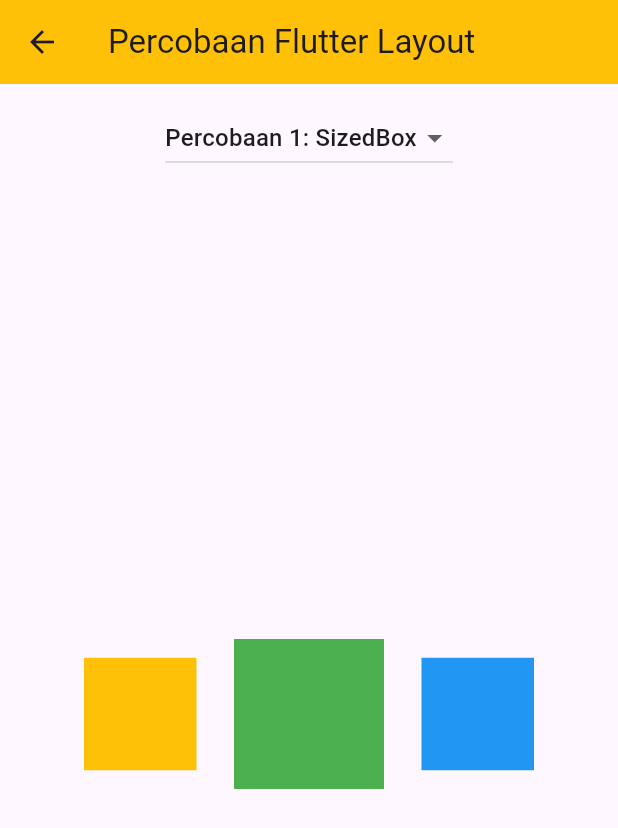
After one commit to MuhamadNaldoZulkarnaen/project_mobile, a Flutter app: the WorkListPage screen opened directly, after a tap on "Modul 5 - Widget SizedBox", on a phone screen of 412 x 824 dp. The commit adds this screen. Shown: the top 828 px of the screen. Run offline on Flutter 3.47's test engine with Material 3 defaults, Android fonts, the phone set to English and light mode, and no system bars; our stand-ins replace image_picker; network calls fail.

```diff
--- /dev/null
+++ b/lib/pages/my_work_page11.dart
@@ -0,0 +1,150 @@
+import 'package:flutter/material.dart';
+
+class MyWorkPage11 extends StatefulWidget {
+  const MyWorkPage11({super.key});
+
+  @override
+  State<MyWorkPage11> createState() => _MyWorkPage11State();
+}
+
+class _MyWorkPage11State extends State<MyWorkPage11> {
+  String percobaan = 'Percobaan 1: SizedBox';
+
+  // Method kotak warna
+  Container kotakUji(Color warna) {
+    return Container(
+      height: 75,
+      width: 75,
+      color: warna,
+    );
+  }
+
+  Widget percobaan1() {
+    return Center(
+      child: Row(
+        mainAxisAlignment: MainAxisAlignment.center,
+        crossAxisAlignment: CrossAxisAlignment.center,
+        children: [
+          kotakUji(Colors.amber),
+          const SizedBox(width: 25, height: 25),
+          SizedBox(
+            width: 100,
+            height: 100,
+            child: kotakUji(Colors.green),
+          ),
+          const SizedBox(width: 25, height: 25),
+          kotakUji(Colors.blue),
+        ],
+      ),
+    );
+  }
+
+  Widget percobaan2() {
+    return Center(
+      child: Row(
+        mainAxisAlignment: MainAxisAlignment.center,
+        crossAxisAlignment: CrossAxisAlignment.center,
+        children: [
+          kotakUji(Colors.amber),
+          const Spacer(flex: 1),
+          SizedBox(
+            width: 100,
+            height: 100,
+            child: kotakUji(Colors.green),
+          ),
+          const Spacer(flex: 2),
+          kotakUji(Colors.blue),
+        ],
+      ),
+    );
+  }
+
+  Widget percobaan3() {
+    return Center(
+      child: Card(
+        margin: const EdgeInsets.all(8),
+        child: Column(
+          mainAxisSize: MainAxisSize.min,
+          children: [
+            const ListTile(
+              leading: Icon(
+                Icons.location_pin,
+                color: Colors.red,
+              ),
+              title: Text(
+                'Taman Nasional Bromo Tengger Semeru',
+                style: TextStyle(fontSize: 15, fontWeight: FontWeight.bold),
+              ),
+              subtitle: Text('Jawa Timur, Indonesia'),
+            ),
+            Container(
+              padding: const EdgeInsets.only(left: 8, right: 8),
+              child: Row(
+                mainAxisAlignment: MainAxisAlignment.end,
+                children: [
+                  OutlinedButton(
+                    onPressed: () {},
+                    child: const Text('LIHAT'),
+                  ),
+                  const SizedBox(width: 10),
+                  OutlinedButton(
+                    onPressed: () {},
+                    child: const Text('BAGIKAN'),
+                  ),
+                ],
+              ),
+            ),
+          ],
+        ),
+      ),
+    );
+  }
+
+  @override
+  Widget build(BuildContext context) {
+    Widget bodyWidget;
+    if (percobaan == 'Percobaan 1: SizedBox') {
+      bodyWidget = percobaan1();
+    } else if (percobaan == 'Percobaan 2: Spacer') {
+      bodyWidget = percobaan2();
+    } else {
+      bodyWidget = percobaan3();
+    }
+    return Scaffold(
+      appBar: AppBar(
+        title: const Text('Percobaan Flutter Layout'),
+        backgroundColor: Colors.amber,
+      ),
+      body: Column(
+        children: [
+          Padding(
+            padding: const EdgeInsets.all(12.0),
+            child: DropdownButton<String>(
+              value: percobaan,
+              items: const [
+                DropdownMenuItem(
+                  value: 'Percobaan 1: SizedBox',
+                  child: Text('Percobaan 1: SizedBox'),
+                ),
+                DropdownMenuItem(
+                  value: 'Percobaan 2: Spacer',
+                  child: Text('Percobaan 2: Spacer'),
+                ),
+                DropdownMenuItem(
+                  value: 'Percobaan 3: Card',
+                  child: Text('Percobaan 3: Card'),
+                ),
+              ],
+              onChanged: (val) {
+                setState(() {
+                  percobaan = val!;
+                });
+              },
+            ),
+          ),
+          Expanded(child: bodyWidget),
+        ],
+      ),
+    );
+  }
+}
--- a/lib/pages/work_list_page.dart
+++ b/lib/pages/work_list_page.dart
@@ -9,6 +9,8 @@ import 'my_work_page7.dart';
 import 'my_work_page8.dart';
 import 'my_work_page9.dart';
 import 'my_work_page10.dart';
+import 'my_work_page11.dart';
+import 'my_work_page12.dart';
 
 class WorkListPage extends StatelessWidget {
   const WorkListPage({super.key});
@@ -43,6 +45,32 @@ class WorkListPage extends StatelessWidget {
                 context,
                 MaterialPageRoute(
                   builder: (context) => const MyWorkPage7(),
+                ),
+              );
+            },
+          ),ListTile(
+            leading: const Icon(Icons.assignment, color: Colors.brown),
+            title: const Text('Modul 5 - Widget SizedBox'),
+            subtitle: const Text('Tugas dan latihan modul 6'),
+            trailing: const Icon(Icons.arrow_forward_ios, size: 16),
+            onTap: () {
+              Navigator.push(
+                context,
+                MaterialPageRoute(
+                  builder: (context) => const MyWorkPage11(),
+                ),
+              );
+            },
+          ),ListTile(
+            leading: const Icon(Icons.assignment, color: Colors.brown),
+            title: const Text('Tugas Modul 5 - Pemutar Musik'),
+            subtitle: const Text('Tugas dan latihan modul 6'),
+            trailing: const Icon(Icons.arrow_forward_ios, size: 16),
+            onTap: () {
+              Navigator.push(
+                context,
+                MaterialPageRoute(
+                  builder: (context) => const MyWorkPage12(),
                 ),
               );
             },
```
Also changed, not shown: lib/pages/my_work_page12.dart (added, +73 -0 lines).
